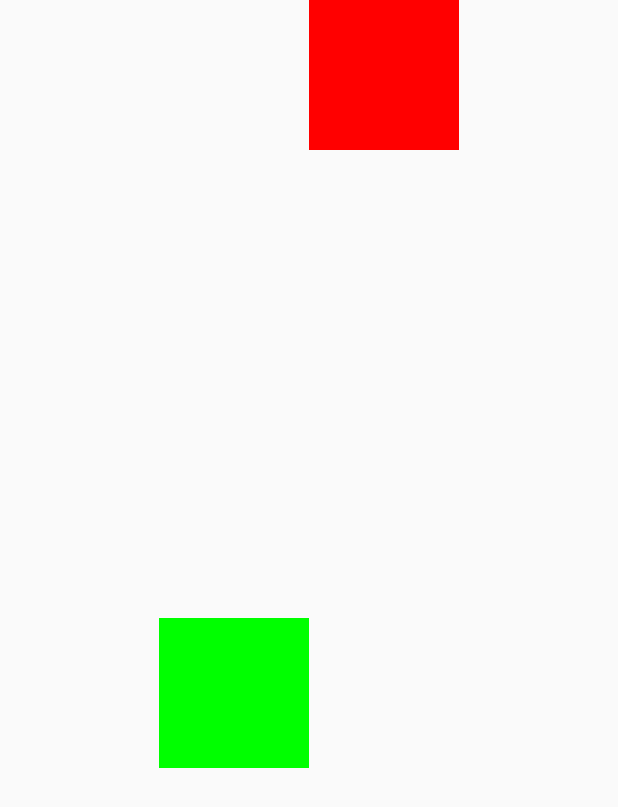
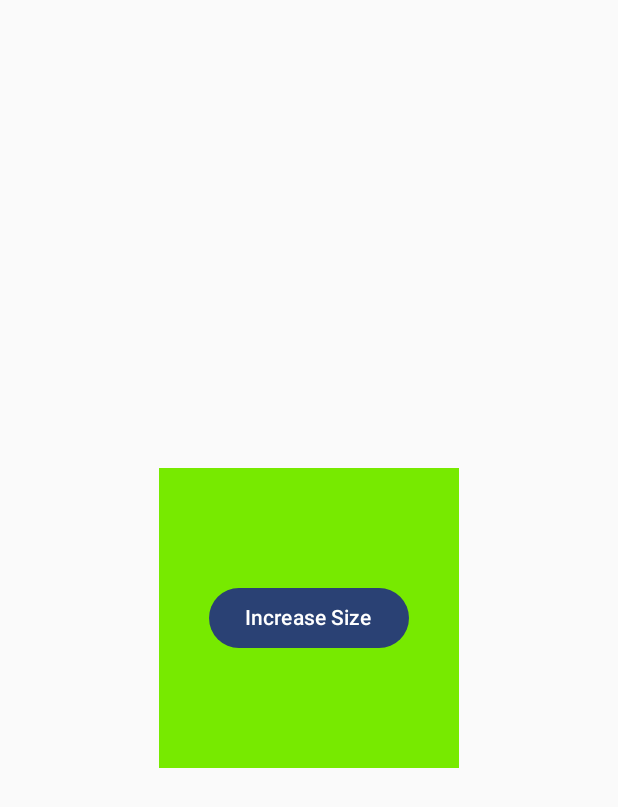
Before and after one commit to gedeastu/Jetpack_Compose_Drill, an Android app built with Jetpack Compose: the screen it shows after launch (MainActivity), on a phone screen of 412 x 824 dp. Shown: the top 807 px of the screen. Run offline under Robolectric (Android 15) with nearby library versions, the phone set to English and light mode, and no system bars; our stand-ins replace constraintlayout-compose; Roboto replaces fonts that are not available here.

Commit message:
update about Animation in compose

```diff
--- a/app/src/main/java/com/example/main/MainActivity.kt
+++ b/app/src/main/java/com/example/main/MainActivity.kt
@@ -66,6 +66,7 @@ import androidx.constraintlayout.compose.ChainStyle
 import androidx.constraintlayout.compose.ConstraintLayout
 import androidx.constraintlayout.compose.ConstraintSet
 import androidx.constraintlayout.compose.Dimension
+import com.example.main.simpleAnimations.SimpleAnimations
 import com.example.main.ui.theme.MainTheme
 import kotlinx.coroutines.CoroutineScope
 import kotlinx.coroutines.launch
@@ -81,30 +82,33 @@ class MainActivity : ComponentActivity() {
             }
             MainTheme {
 
+                //Simple Animation
+                SimpleAnimations()
+
                 //ConstraintLayout
-                ConstraintLayouts(
-                    constraints = ConstraintSet {
-                        val greenBox = createRefFor("greenBox")
-                        val redBox = createRefFor("redBox")
-                        val guidelineFromTop = createGuidelineFromTop(0.5f)
-                        constrain(greenBox){
-                            top.linkTo(guidelineFromTop)
-                            start.linkTo(parent.start)
-                            width = Dimension.value(100.dp)
-                            height = Dimension.value(100.dp)
-                        }
-                        constrain(redBox){
-                            top.linkTo(parent.top)
-                            start.linkTo(greenBox.end)
-                            end.linkTo(parent.end)
-                            width = Dimension.value(100.dp)
-                            height = Dimension.value(100.dp)
-                        }
-                        createHorizontalChain(greenBox,redBox, chainStyle = ChainStyle.Packed)
+                //ConstraintLayouts(
+                    //constraints = ConstraintSet {
+                        //val greenBox = createRefFor("greenBox")
+                        //val redBox = createRefFor("redBox")
+                        //val guidelineFromTop = createGuidelineFromTop(0.5f)
+                        //constrain(greenBox){
+                            //top.linkTo(guidelineFromTop)
+                            //start.linkTo(parent.start)
+                            //width = Dimension.value(100.dp)
+                            //height = Dimension.value(100.dp)
+                        //}
+                        //constrain(redBox){
+                            //top.linkTo(parent.top)
+                            //start.linkTo(greenBox.end)
+                            //end.linkTo(parent.end)
+                            //width = Dimension.value(100.dp)
+                            //height = Dimension.value(100.dp)
+                        //}
+                        //createHorizontalChain(greenBox,redBox, chainStyle = ChainStyle.Packed)
                         //createVerticalChain(greenBox,redBox)
-                    },
-                    modifier = Modifier
-                )
+                    //},
+                    //modifier = Modifier
+                //)
 
                 //Lists
                 //Lists(scrollState = rememberScrollState())
@@ -392,8 +396,14 @@ fun Lists(scrollState:ScrollState){
 @Composable
 fun ConstraintLayouts(constraints: ConstraintSet, modifier: Modifier){
     ConstraintLayout(constraints, modifier.fillMaxSize()) {
-        Box(modifier.background(Color.Green).layoutId("greenBox"))
-        Box(modifier.background(Color.Red).layoutId("redBox"))
+        Box(
+            modifier
+                .background(Color.Green)
+                .layoutId("greenBox"))
+        Box(
+            modifier
+                .background(Color.Red)
+                .layoutId("redBox"))
     }
 }
 
--- /dev/null
+++ b/app/src/main/java/com/example/main/simpleAnimations/SimpleAnimations.kt
@@ -0,0 +1,79 @@
+package com.example.main.simpleAnimations
+
+import androidx.compose.animation.animateColor
+import androidx.compose.animation.core.Easing
+import androidx.compose.animation.core.LinearEasing
+import androidx.compose.animation.core.LinearOutSlowInEasing
+import androidx.compose.animation.core.RepeatMode
+import androidx.compose.animation.core.Spring
+import androidx.compose.animation.core.animateDpAsState
+import androidx.compose.animation.core.infiniteRepeatable
+import androidx.compose.animation.core.keyframes
+import androidx.compose.animation.core.rememberInfiniteTransition
+import androidx.compose.animation.core.spring
+import androidx.compose.animation.core.tween
+import androidx.compose.foundation.background
+import androidx.compose.foundation.layout.Box
+import androidx.compose.foundation.layout.fillMaxSize
+import androidx.compose.foundation.layout.size
+import androidx.compose.material3.Button
+import androidx.compose.material3.Text
+import androidx.compose.runtime.Composable
+import androidx.compose.runtime.getValue
+import androidx.compose.runtime.mutableStateOf
+import androidx.compose.runtime.*
+import androidx.compose.runtime.remember
+import androidx.compose.runtime.setValue
+import androidx.compose.ui.Alignment
+import androidx.compose.ui.Modifier
+import androidx.compose.ui.graphics.Color
+import androidx.compose.ui.unit.dp
+import kotlinx.coroutines.delay
+
+@Composable
+fun SimpleAnimations(){
+    var sizeState by remember {
+        mutableStateOf(200.dp)
+    }
+    val sizeAnimated by animateDpAsState(
+        targetValue = sizeState,
+        tween(
+            durationMillis = 2000,
+            //delayMillis = 100,
+            //easing = LinearOutSlowInEasing,
+        ),
+//        spring(
+//            Spring.DampingRatioHighBouncy
+//        ),
+//        keyframes {
+//            durationMillis = 5000
+//            sizeState at 0 with LinearEasing
+//            sizeState * 1.5f at 1000
+//            sizeState * 2f at 5000
+//        },
+        label = ""
+    )
+    val inifiniteTransition = rememberInfiniteTransition(label = "")
+    val color by inifiniteTransition.animateColor(
+        initialValue = Color.Red,
+        targetValue = Color.Green,
+        animationSpec = infiniteRepeatable(
+            tween(
+                durationMillis = 2000
+            ),
+            repeatMode = RepeatMode.Reverse
+        ), label = ""
+    )
+    Box(modifier = Modifier.fillMaxSize(), contentAlignment = Alignment.Center) {
+        Box(modifier = Modifier
+            .size(sizeAnimated)
+            .background(color), contentAlignment = Alignment.Center) {
+            Button(onClick = {
+                sizeState += 50.dp
+            }) {
+                Text(text = "Increase Size")
+            }
+        }
+    }
+
+}
```
